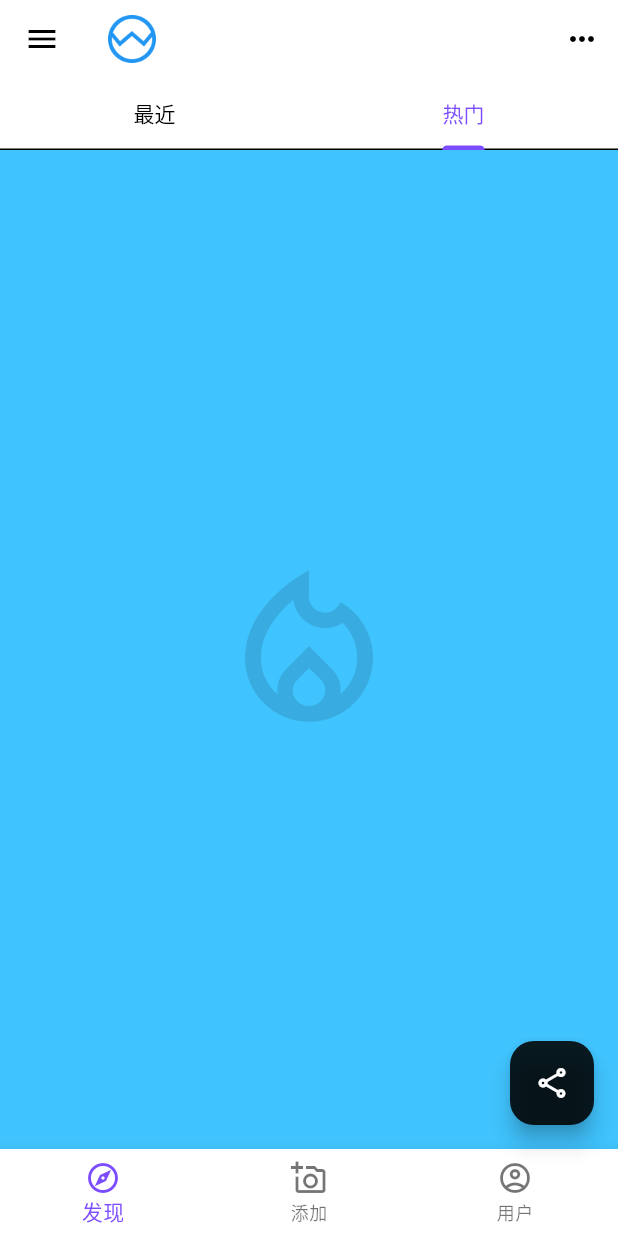
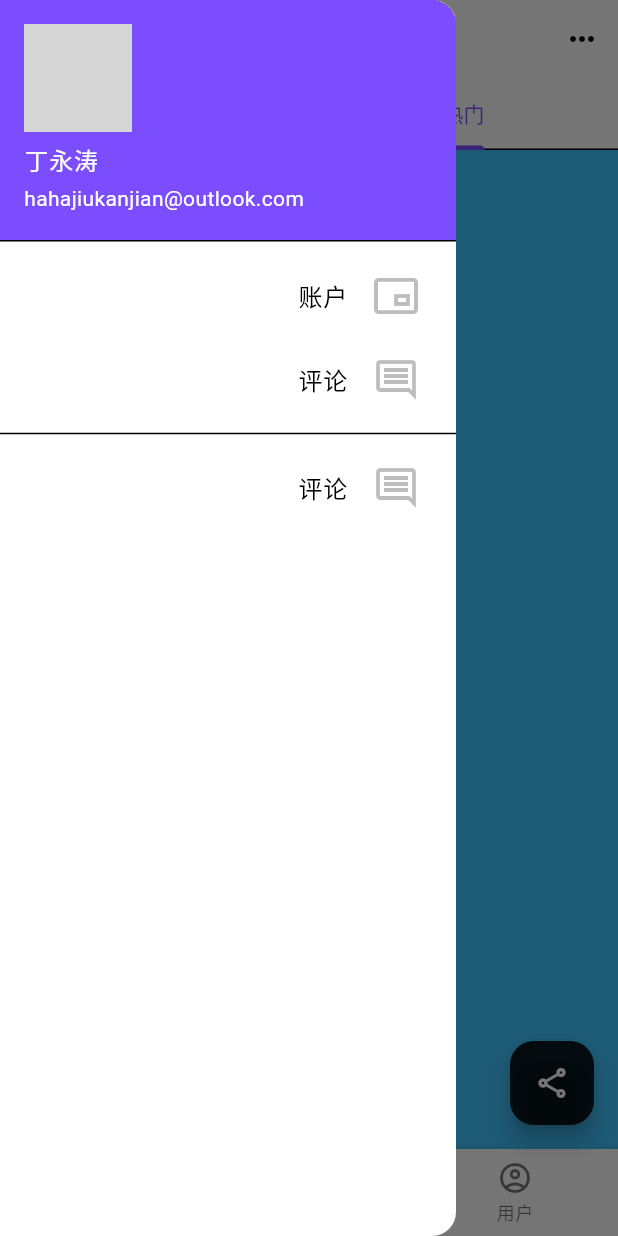
Before and after one commit to hahajiukanjian/Flutter_learn, a Flutter app: the screen it shows after launch, tab 2 chosen, after a tap on the "menu" icon, on a phone screen of 412 x 824 dp. Run offline on Flutter 3.47's test engine with Material 3 defaults, Android fonts, the phone set to English and light mode, and no system bars; network calls fail; grey boxes are pictures that could not be loaded.

Commit message:
弹窗小部件

```diff
--- a/lib/app/app4.dart
+++ b/lib/app/app4.dart
@@ -1,5 +1,6 @@
 import 'package:flutter/material.dart';
 import 'package:flutter_application_1/app/components/app_floating_action_button.dart';
+import 'package:flutter_application_1/app/components/app_page_aside.dart';
 import 'package:flutter_application_1/app/components/app_page_bottom.dart';
 import 'package:flutter_application_1/app/components/app_page_header.dart';
 import 'package:flutter_application_1/app/components/app_page_main.dart';
@@ -43,6 +44,7 @@ class _AppState extends State<App> {
               onTap: onTapAppBottomNavigationBarItem,
           ),
           floatingActionButton: AppFloatingActionButton(),
+          drawer: AppPageAside(),
         ),
       ),
       // home: Center(
--- /dev/null
+++ b/lib/app/components/app_page_aside.dart
@@ -0,0 +1,60 @@
+import 'package:flutter/material.dart';
+
+class AppPageAside extends StatelessWidget {
+  @override
+  Widget build(BuildContext context) {
+    return Drawer(
+      child: ListView(
+        padding: EdgeInsets.zero,
+        children: [
+          const UserAccountsDrawerHeader(
+            accountName: Text('丁永涛'),
+            accountEmail: Text('hahajiukanjian@outlook.com'),
+            currentAccountPicture: CircleAvatar(
+              backgroundImage: NetworkImage(
+                  'https://i1.hdslb.com/bfs/face/7e36487cae8622bc3446e5135835caa11effef66.jpg@240w_240h_1c_1s_!web-avatar-nav.avif'
+              ),
+            ),
+          ),
+          ListTile(
+            title: const Text(
+              '账户',
+              textAlign: TextAlign.right,
+            ),
+            trailing: const Icon(
+              Icons.picture_in_picture_alt_outlined,
+              color: Colors.black26,
+              size: 32,
+            ),
+            onTap: () {},
+          ),
+          ListTile(
+            title: const Text(
+              '评论',
+              textAlign: TextAlign.right,
+            ),
+            trailing: const Icon(
+              Icons.comment_outlined,
+              color: Colors.black26,
+              size: 32,
+            ),
+            onTap: () {},
+          ),
+          const Divider(),
+          ListTile(
+            title: const Text(
+              '评论',
+              textAlign: TextAlign.right,
+            ),
+            trailing: const Icon(
+              Icons.comment_outlined,
+              color: Colors.black26,
+              size: 32,
+            ),
+            onTap: () {},
+          ),
+        ],
+      ),
+    );
+  }
+}
--- a/lib/app/components/app_page_header.dart
+++ b/lib/app/components/app_page_header.dart
@@ -1,5 +1,6 @@
 import 'package:flutter/material.dart';
 import 'package:flutter_application_1/app/components/app_logo.dart';
+import 'package:flutter_application_1/app/components/app_page_header_actions_more.dart';
 
 class AppPageHeader extends StatelessWidget implements PreferredSizeWidget {
   @override
@@ -7,14 +8,13 @@ class AppPageHeader extends StatelessWidget implements PreferredSizeWidget {
     return AppBar(
       title: AppLogo(),
       leading: IconButton(
-        onPressed: () {},
+        onPressed: () {
+          Scaffold.of(context).openDrawer();
+        },
         icon: const Icon(Icons.menu),
       ),
       actions: [
-        IconButton(
-          onPressed: () {},
-          icon: const Icon(Icons.more_horiz),
-        )
+        AppPageHeaderActionsMore(),
       ],
       bottom: const TabBar(tabs: [
         Tab(text: '最近'),
--- /dev/null
+++ b/lib/app/components/app_page_header_actions_more.dart
@@ -0,0 +1,33 @@
+import 'package:flutter/material.dart';
+
+class AppPageHeaderActionsMore extends StatelessWidget {
+  @override
+  Widget build(BuildContext context) {
+    return PopupMenuButton(
+      icon: Icon(Icons.more_horiz),
+      offset: Offset(0, 50),
+      onCanceled: () {
+        print('popupMenuButton: onCanceled');
+      },
+      onSelected: (value) {
+        print('popupMenuButton: onCanceled $value');
+      },
+      itemBuilder: (context) => [
+        PopupMenuItem(
+          child: Icon(
+            Icons.view_agenda_outlined,
+            color: Colors.black54,
+          ),
+          value: 'stack',
+        ),
+        PopupMenuItem(
+          child: Icon(
+            Icons.dashboard_outlined,
+            color: Colors.black54,
+          ),
+          value: 'grid',
+        ),
+      ],
+    );
+  }
+}
```
